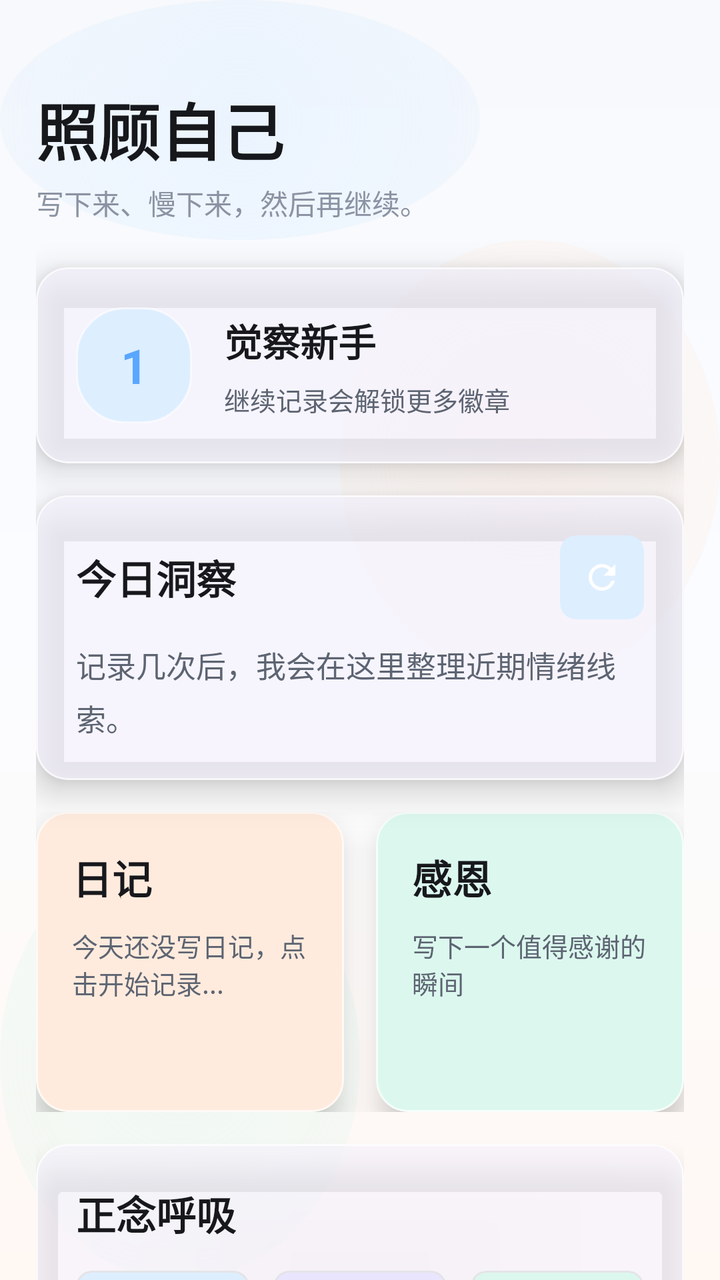
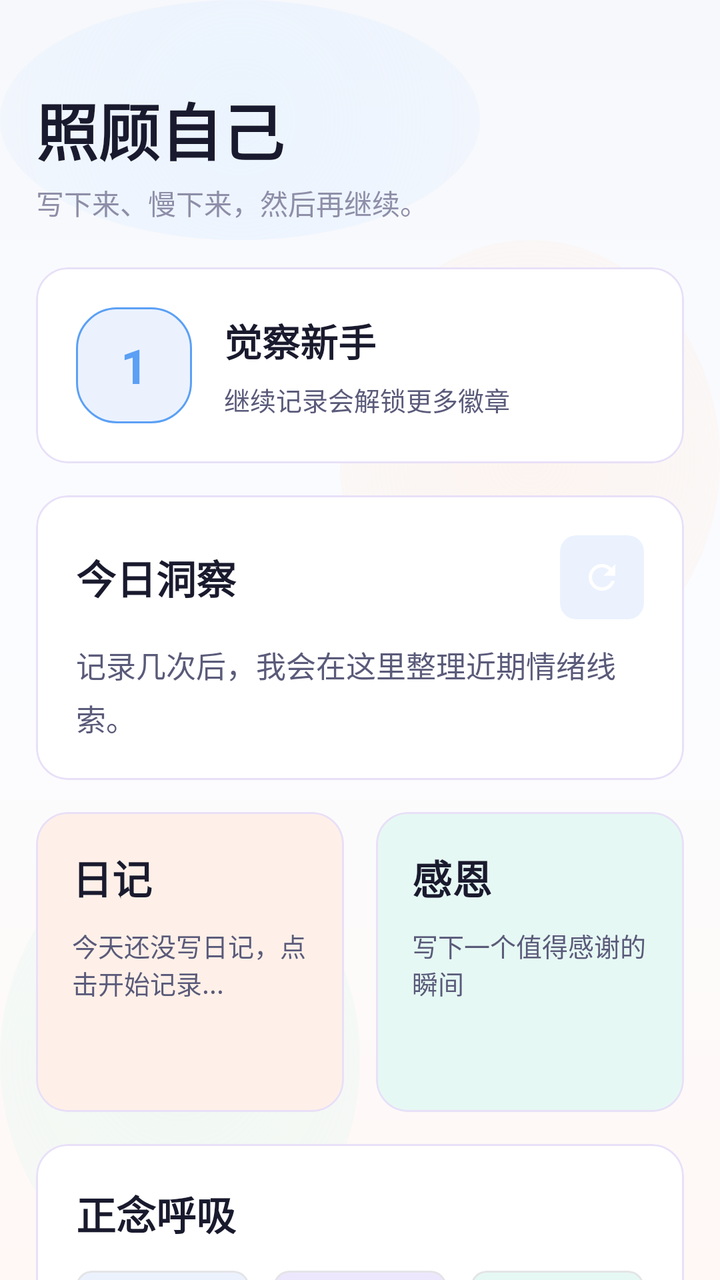

Two renders of the same Android screen: before a commit and after it. Below are the layout's source before the change and the commit's diff.
<!-- AndroidManifest.xml: application theme Theme.EmoScope -->
<!-- res/layout/fragment_workshop.xml -->
<?xml version="1.0" encoding="utf-8"?>
<FrameLayout xmlns:android="http://schemas.android.com/apk/res/android"
    xmlns:app="http://schemas.android.com/apk/res-auto"
    android:layout_width="match_parent"
    android:layout_height="match_parent"
    android:background="@drawable/bg_liquid_canvas">

    <androidx.core.widget.NestedScrollView
        android:layout_width="match_parent"
        android:layout_height="match_parent"
        android:clipToPadding="false"
        android:paddingStart="18dp"
        android:paddingTop="42dp"
        android:paddingEnd="18dp"
        android:paddingBottom="56dp"
        android:scrollbars="none">

        <LinearLayout
            android:layout_width="match_parent"
            android:layout_height="wrap_content"
            android:orientation="vertical">

            <TextView
                android:layout_width="wrap_content"
                android:layout_height="wrap_content"
                android:text="照顾自己"
                android:textColor="@color/glass_ink"
                android:textSize="31sp"
                android:textStyle="bold" />

            <TextView
                android:layout_width="match_parent"
                android:layout_height="wrap_content"
                android:layout_marginTop="4dp"
                android:text="写下来、慢下来，然后再继续。"
                android:textColor="@color/glass_ink_muted"
                android:textSize="14sp" />

            <com.google.android.material.card.MaterialCardView
                android:id="@+id/cvLevel"
                android:layout_width="match_parent"
                android:layout_height="wrap_content"
                android:layout_marginTop="22dp"
                app:cardBackgroundColor="@color/glass_panel"
                app:cardElevation="10dp"
                app:shapeAppearance="?attr/shapeAppearanceLargeComponent"
                app:strokeColor="@color/glass_stroke"
                app:strokeWidth="1dp">

                <LinearLayout
                    android:layout_width="match_parent"
                    android:layout_height="wrap_content"
                    android:gravity="center_vertical"
                    android:orientation="horizontal"
                    android:padding="20dp">

                    <TextView
                        android:id="@+id/tvLevelBadge"
                        android:layout_width="58dp"
                        android:layout_height="58dp"
                        android:background="@drawable/bg_glass_action_blue"
                        android:gravity="center"
                        android:text="1"
                        android:textColor="@color/glass_blue"
                        android:textSize="24sp"
                        android:textStyle="bold" />

                    <LinearLayout
                        android:layout_width="0dp"
                        android:layout_height="wrap_content"
                        android:layout_marginStart="16dp"
                        android:layout_weight="1"
                        android:orientation="vertical">

                        <TextView
                            android:id="@+id/tvLevelName"
                            android:layout_width="wrap_content"
                            android:layout_height="wrap_content"
                            android:text="觉察新手"
                            android:textColor="@color/glass_ink"
                            android:textSize="19sp"
                            android:textStyle="bold" />

                        <TextView
                            android:id="@+id/tvLevelProgress"
                            android:layout_width="match_parent"
                            android:layout_height="wrap_content"
                            android:layout_marginTop="6dp"
                            android:text="继续记录会解锁更多徽章"
                            android:textColor="@color/glass_ink_soft"
                            android:textSize="13sp" />
                    </LinearLayout>
                </LinearLayout>
            </com.google.android.material.card.MaterialCardView>

            <com.google.android.material.card.MaterialCardView
                android:id="@+id/cvAiInsight"
                android:layout_width="match_parent"
                android:layout_height="wrap_content"
                android:layout_marginTop="16dp"
                app:cardBackgroundColor="@color/glass_panel"
                app:cardElevation="10dp"
                app:shapeAppearance="?attr/shapeAppearanceLargeComponent"
                app:strokeColor="@color/glass_stroke"
                app:strokeWidth="1dp">

                <LinearLayout
                    android:layout_width="match_parent"
                    android:layout_height="wrap_content"
                    android:orientation="vertical"
                    android:padding="20dp">

                    <LinearLayout
                        android:layout_width="match_parent"
                        android:layout_height="wrap_content"
                        android:gravity="center_vertical"
                        android:orientation="horizontal">

                        <TextView
                            android:layout_width="0dp"
                            android:layout_height="wrap_content"
                            android:layout_weight="1"
                            android:text="今日洞察"
                            android:textColor="@color/glass_ink"
                            android:textSize="20sp"
                            android:textStyle="bold" />

                        <com.google.android.material.card.MaterialCardView
                            android:id="@+id/btnRefreshInsight"
                            android:layout_width="42dp"
                            android:layout_height="42dp"
                            android:clickable="true"
                            android:focusable="true"
                            app:cardBackgroundColor="@color/glass_blue_soft"
                            app:cardElevation="0dp"
                            app:shapeAppearance="?attr/shapeAppearanceSmallComponent"
                            app:strokeWidth="0dp">

                            <ImageView
                                android:layout_width="match_parent"
                                android:layout_height="match_parent"
                                android:contentDescription="刷新洞察"
                                android:padding="11dp"
                                android:src="@drawable/ic_refresh" />
                        </com.google.android.material.card.MaterialCardView>
                    </LinearLayout>

                    <TextView
                        android:id="@+id/tvAiInsight"
                        android:layout_width="match_parent"
                        android:layout_height="wrap_content"
                        android:layout_marginTop="12dp"
                        android:lineSpacingExtra="5dp"
                        android:text="记录几次后，我会在这里整理近期情绪线索。"
                        android:textColor="@color/glass_ink_soft"
                        android:textSize="15sp" />
                </LinearLayout>
            </com.google.android.material.card.MaterialCardView>

            <LinearLayout
                android:layout_width="match_parent"
                android:layout_height="wrap_content"
                android:layout_marginTop="16dp"
                android:baselineAligned="false"
                android:orientation="horizontal">

                <com.google.android.material.card.MaterialCardView
                    android:id="@+id/btnWriteJournal"
                    android:layout_width="0dp"
                    android:layout_height="150dp"
                    android:layout_marginEnd="8dp"
                    android:layout_weight="1"
                    android:clickable="true"
                    android:focusable="true"
                    app:cardBackgroundColor="@color/glass_peach_soft"
                    app:cardElevation="8dp"
                    app:shapeAppearance="?attr/shapeAppearanceLargeComponent"
                    app:strokeColor="@color/glass_stroke"
                    app:strokeWidth="1dp">

                    <LinearLayout
                        android:layout_width="match_parent"
                        android:layout_height="match_parent"
                        android:orientation="vertical"
                        android:padding="18dp">

                        <TextView
                            android:layout_width="wrap_content"
                            android:layout_height="wrap_content"
                            android:text="日记"
                            android:textColor="@color/glass_ink"
                            android:textSize="20sp"
                            android:textStyle="bold" />

                        <TextView
                            android:id="@+id/tvJournalPreview"
                            android:layout_width="match_parent"
                            android:layout_height="0dp"
                            android:layout_marginTop="10dp"
                            android:layout_weight="1"
                            android:ellipsize="end"
                            android:maxLines="3"
                            android:text="今天还没写日记，点击开始记录..."
                            android:textColor="@color/glass_ink_soft"
                            android:textSize="13sp" />
                    </LinearLayout>
                </com.google.android.material.card.MaterialCardView>

                <com.google.android.material.card.MaterialCardView
                    android:id="@+id/btnEditGratitude"
                    android:layout_width="0dp"
                    android:layout_height="150dp"
                    android:layout_marginStart="8dp"
                    android:layout_weight="1"
                    android:clickable="true"
                    android:focusable="true"
                    app:cardBackgroundColor="@color/glass_mint_soft"
                    app:cardElevation="8dp"
                    app:shapeAppearance="?attr/shapeAppearanceLargeComponent"
                    app:strokeColor="@color/glass_stroke"
                    app:strokeWidth="1dp">

                    <LinearLayout
                        android:layout_width="match_parent"
                        android:layout_height="match_parent"
                        android:orientation="vertical"
                        android:padding="18dp">

                        <TextView
                            android:layout_width="wrap_content"
                            android:layout_height="wrap_content"
                            android:text="感恩"
                            android:textColor="@color/glass_ink"
                            android:textSize="20sp"
                            android:textStyle="bold" />

                        <TextView
                            android:id="@+id/tvGratitudeContent"
                            android:layout_width="match_parent"
                            android:layout_height="0dp"
                            android:layout_marginTop="10dp"
                            android:layout_weight="1"
                            android:ellipsize="end"
                            android:maxLines="3"
                            android:text="写下一个值得感谢的瞬间"
                            android:textColor="@color/glass_ink_soft"
                            android:textSize="13sp" />
                    </LinearLayout>
                </com.google.android.material.card.MaterialCardView>
            </LinearLayout>

            <com.google.android.material.card.MaterialCardView
                android:layout_width="match_parent"
                android:layout_height="wrap_content"
                android:layout_marginTop="16dp"
                app:cardBackgroundColor="@color/glass_panel"
                app:cardElevation="8dp"
                app:shapeAppearance="?attr/shapeAppearanceLargeComponent"
                app:strokeColor="@color/glass_stroke"
                app:strokeWidth="1dp">

                <LinearLayout
                    android:layout_width="match_parent"
                    android:layout_height="wrap_content"
                    android:orientation="vertical"
                    android:padding="20dp">

                    <TextView
                        android:layout_width="wrap_content"
                        android:layout_height="wrap_content"
                        android:text="正念呼吸"
                        android:textColor="@color/glass_ink"
                        android:textSize="20sp"
                        android:textStyle="bold" />

                    <LinearLayout
                        android:layout_width="match_parent"
                        android:layout_height="54dp"
                        android:layout_marginTop="14dp"
                        android:orientation="horizontal">

                        <com.google.android.material.card.MaterialCardView
                            android:id="@+id/btnMeditate3"
                            android:layout_width="0dp"
                            android:layout_height="match_parent"
                            android:layout_marginEnd="6dp"
                            android:layout_weight="1"
                            android:clickable="true"
                            android:focusable="true"
                            app:cardBackgroundColor="@color/glass_blue_soft"
                            app:cardElevation="0dp"
                            app:shapeAppearance="?attr/shapeAppearanceSmallComponent">

                            <TextView
                                android:layout_width="match_parent"
                                android:layout_height="match_parent"
                                android:gravity="center"
                                android:text="3 分钟"
                                android:textColor="@color/glass_ink"
                                android:textSize="14sp"
                                android:textStyle="bold" />
                        </com.google.android.material.card.MaterialCardView>

                        <com.google.android.material.card.MaterialCardView
                            android:id="@+id/btnMeditate5"
                            android:layout_width="0dp"
                            android:layout_height="match_parent"
                            android:layout_marginHorizontal="6dp"
                            android:layout_weight="1"
                            android:clickable="true"
                            android:focusable="true"
                            app:cardBackgroundColor="@color/glass_violet_soft"
                            app:cardElevation="0dp"
                            app:shapeAppearance="?attr/shapeAppearanceSmallComponent">

                            <TextView
                                android:layout_width="match_parent"
                                android:layout_height="match_parent"
                                android:gravity="center"
                                android:text="5 分钟"
                                android:textColor="@color/glass_ink"
                                android:textSize="14sp"
                                android:textStyle="bold" />
                        </com.google.android.material.card.MaterialCardView>

                        <com.google.android.material.card.MaterialCardView
                            android:id="@+id/btnMeditate10"
                            android:layout_width="0dp"
                            android:layout_height="match_parent"
                            android:layout_marginStart="6dp"
                            android:layout_weight="1"
                            android:clickable="true"
                            android:focusable="true"
                            app:cardBackgroundColor="@color/glass_mint_soft"
                            app:cardElevation="0dp"
                            app:shapeAppearance="?attr/shapeAppearanceSmallComponent">

                            <TextView
                                android:layout_width="match_parent"
                                android:layout_height="match_parent"
                                android:gravity="center"
                                android:text="10 分钟"
                                android:textColor="@color/glass_ink"
                                android:textSize="14sp"
                                android:textStyle="bold" />
                        </com.google.android.material.card.MaterialCardView>
                    </LinearLayout>
                </LinearLayout>
            </com.google.android.material.card.MaterialCardView>

            <com.google.android.material.card.MaterialCardView
                android:id="@+id/cvWeeklyReport"
                android:layout_width="match_parent"
                android:layout_height="wrap_content"
                android:layout_marginTop="16dp"
                app:cardBackgroundColor="@color/glass_panel"
                app:cardElevation="8dp"
                app:shapeAppearance="?attr/shapeAppearanceLargeComponent"
                app:strokeColor="@color/glass_stroke"
                app:strokeWidth="1dp">

                <LinearLayout
                    android:layout_width="match_parent"
                    android:layout_height="wrap_content"
                    android:orientation="vertical"
                    android:padding="20dp">

                    <TextView
                        android:layout_width="wrap_content"
                        android:layout_height="wrap_content"
                        android:text="本周回顾"
                        android:textColor="@color/glass_ink"
                        android:textSize="20sp"
                        android:textStyle="bold" />

                    <TextView
                        android:id="@+id/tvReportHint"
                        android:layout_width="match_parent"
                        android:layout_height="wrap_content"
                        android:layout_marginTop="8dp"
                        android:text="生成一份温和的周报，看看最近发生了什么。"
                        android:textColor="@color/glass_ink_soft"
                        android:textSize="14sp" />

                    <com.google.android.material.card.MaterialCardView
                        android:id="@+id/btnGenerateReport"
                        android:layout_width="match_parent"
                        android:layout_height="50dp"
                        android:layout_marginTop="14dp"
                        android:clickable="true"
                        android:focusable="true"
                        app:cardBackgroundColor="@color/glass_ink"
                        app:cardElevation="0dp"
                        app:shapeAppearance="?attr/shapeAppearanceMediumComponent">

                        <TextView
                            android:layout_width="match_parent"
                            android:layout_height="match_parent"
                            android:gravity="center"
                            android:text="生成周报"
                            android:textColor="#FFFFFF"
                            android:textSize="15sp"
                            android:textStyle="bold" />
                    </com.google.android.material.card.MaterialCardView>
                </LinearLayout>
            </com.google.android.material.card.MaterialCardView>

            <com.google.android.material.card.MaterialCardView
                android:layout_width="match_parent"
                android:layout_height="wrap_content"
                android:layout_marginTop="16dp"
                app:cardBackgroundColor="@color/glass_panel"
                app:cardElevation="8dp"
                app:shapeAppearance="?attr/shapeAppearanceLargeComponent"
                app:strokeColor="@color/glass_stroke"
                app:strokeWidth="1dp">

                <LinearLayout
                    android:layout_width="match_parent"
                    android:layout_height="wrap_content"
                    android:orientation="vertical"
                    android:padding="20dp">

                    <TextView
                        android:id="@+id/tvBadgeSummary"
                        android:layout_width="match_parent"
                        android:layout_height="wrap_content"
                        android:text="徽章会在持续记录后出现"
                        android:textColor="@color/glass_ink"
                        android:textSize="17sp"
                        android:textStyle="bold" />

                    <LinearLayout
                        android:id="@+id/llBadges"
                        android:layout_width="match_parent"
                        android:layout_height="wrap_content"
                        android:layout_marginTop="12dp"
                        android:orientation="vertical" />
                </LinearLayout>
            </com.google.android.material.card.MaterialCardView>

            <com.google.android.material.card.MaterialCardView
                android:id="@+id/btnOpenFaceCamera"
                android:layout_width="match_parent"
                android:layout_height="54dp"
                android:layout_marginTop="16dp"
                android:clickable="true"
                android:focusable="true"
                app:cardBackgroundColor="@color/glass_panel"
                app:cardElevation="6dp"
                app:shapeAppearance="?attr/shapeAppearanceMediumComponent"
                app:strokeColor="@color/glass_stroke"
                app:strokeWidth="1dp">

                <TextView
                    android:layout_width="match_parent"
                    android:layout_height="match_parent"
                    android:gravity="center"
                    android:text="打开面容分析"
                    android:textColor="@color/glass_ink"
                    android:textSize="15sp"
                    android:textStyle="bold" />
            </com.google.android.material.card.MaterialCardView>
        </LinearLayout>
    </androidx.core.widget.NestedScrollView>

    <com.example.emoscope.ConfettiView
        android:id="@+id/confettiView"
        android:layout_width="match_parent"
        android:layout_height="match_parent"
        android:visibility="gone" />
</FrameLayout>
<!-- resources referenced by this layout -->
<resources>
  <color name="glass_blue">#5AA7FF</color>
  <color name="glass_blue_soft">#DDEEFF</color>
  <color name="glass_ink">#17181C</color>
  <color name="glass_ink_muted">#8B93A3</color>
  <color name="glass_ink_soft">#5D6472</color>
  <color name="glass_mint_soft">#DCF8EE</color>
  <color name="glass_panel">#CCFFFFFF</color>
  <color name="glass_peach_soft">#FFEBDD</color>
  <color name="glass_stroke">#B8FFFFFF</color>
  <color name="glass_violet_soft">#E9E5FF</color>
  <!-- drawable bg_glass_action_blue (drawable) -->
  <?xml version="1.0" encoding="utf-8"?>
  <shape xmlns:android="http://schemas.android.com/apk/res/android">
      <solid android:color="@color/glass_blue_soft" />
      <stroke android:width="1dp" android:color="#99FFFFFF" />
      <corners android:radius="24dp" />
  </shape>
  <style name="Theme.EmoScope" parent="Base.Theme.EmoScope" />
  <color name="glass_canvas">#F7F9FC</color>
  <color name="glass_canvas_warm">#FFF8F3</color>
  <color name="md_theme_light_primary">#B794F4</color>
  <color name="md_theme_light_onPrimary">#FFFFFF</color>
  <color name="md_theme_light_primaryContainer">#F3F0FF</color>
  <color name="md_theme_light_onPrimaryContainer">#5B21B6</color>
  <color name="md_theme_light_secondary">#64748B</color>
  <color name="md_theme_light_onSecondary">#FFFFFF</color>
  <color name="md_theme_light_secondaryContainer">#F1F5F9</color>
  <color name="md_theme_light_onSecondaryContainer">#334155</color>
  <color name="md_theme_light_tertiary">#0EA5E9</color>
  <color name="md_theme_light_onTertiary">#FFFFFF</color>
  <color name="md_theme_light_tertiaryContainer">#E0F2FE</color>
  <color name="md_theme_light_onTertiaryContainer">#0C4A6E</color>
  <color name="md_theme_light_error">#EF4444</color>
  <color name="md_theme_light_onError">#FFFFFF</color>
  <color name="md_theme_light_errorContainer">#FEE2E2</color>
  <color name="md_theme_light_onErrorContainer">#991B1B</color>
  <color name="md_theme_light_background">#FAFAFA</color>
  <color name="md_theme_light_onBackground">#18181B</color>
  <color name="md_theme_light_surface">#FFFFFF</color>
  <color name="md_theme_light_onSurface">#18181B</color>
  <color name="md_theme_light_surfaceVariant">#F4F4F5</color>
  <color name="md_theme_light_onSurfaceVariant">#71717A</color>
  <color name="md_theme_light_surfaceContainerLowest">#FFFFFF</color>
  <color name="md_theme_light_surfaceContainerLow">#F8F8FA</color>
  <color name="md_theme_light_surfaceContainer">#F4F4F5</color>
  <color name="md_theme_light_surfaceContainerHigh">#EEEEF0</color>
  <color name="md_theme_light_surfaceContainerHighest">#E8E8EB</color>
  <color name="md_theme_light_outline">#D4D4D8</color>
  <color name="md_theme_light_outlineVariant">#E4E4E7</color>
  <color name="md_theme_light_inverseSurface">#18181B</color>
  <color name="md_theme_light_inverseOnSurface">#FAFAFA</color>
  <color name="md_theme_light_inversePrimary">#C4B5FD</color>
  <style name="ShapeAppearance.EmoScope.Small" parent="ShapeAppearance.Material3.SmallComponent">
          <item name="cornerFamily">rounded</item>
          <item name="cornerSize">8dp</item>
      </style>
  <style name="ShapeAppearance.EmoScope.Medium" parent="ShapeAppearance.Material3.MediumComponent">
          <item name="cornerFamily">rounded</item>
          <item name="cornerSize">12dp</item>
      </style>
  <style name="ShapeAppearance.EmoScope.Large" parent="ShapeAppearance.Material3.LargeComponent">
          <item name="cornerFamily">rounded</item>
          <item name="cornerSize">16dp</item>
      </style>
  <style name="Widget.EmoScope.BottomNav" parent="Widget.Material3.BottomNavigationView">
          <item name="materialThemeOverlay">@style/ThemeOverlay.EmoScope.BottomNav</item>
      </style>
  <style name="ThemeOverlay.EmoScope.BottomNav" parent="">
          <item name="colorSurface">@color/md_theme_light_surface</item>
          <item name="android:elevation">0dp</item>
      </style>
  <!-- unchanged entries left out for length: 3 -->
</resources>

<!-- the commit's change to res/layout/fragment_workshop.xml (unified diff, before → after) -->
@@ -42,7 +42,7 @@
                 android:layout_height="wrap_content"
                 android:layout_marginTop="22dp"
                 app:cardBackgroundColor="@color/glass_panel"
-                app:cardElevation="10dp"
+                app:cardElevation="0dp"
                 app:shapeAppearance="?attr/shapeAppearanceLargeComponent"
                 app:strokeColor="@color/glass_stroke"
                 app:strokeWidth="1dp">
@@ -99,7 +99,7 @@
                 android:layout_height="wrap_content"
                 android:layout_marginTop="16dp"
                 app:cardBackgroundColor="@color/glass_panel"
-                app:cardElevation="10dp"
+                app:cardElevation="0dp"
                 app:shapeAppearance="?attr/shapeAppearanceLargeComponent"
                 app:strokeColor="@color/glass_stroke"
                 app:strokeWidth="1dp">
@@ -173,7 +173,7 @@
                     android:clickable="true"
                     android:focusable="true"
                     app:cardBackgroundColor="@color/glass_peach_soft"
-                    app:cardElevation="8dp"
+                    app:cardElevation="0dp"
                     app:shapeAppearance="?attr/shapeAppearanceLargeComponent"
                     app:strokeColor="@color/glass_stroke"
                     app:strokeWidth="1dp">
@@ -215,7 +215,7 @@
                     android:clickable="true"
                     android:focusable="true"
                     app:cardBackgroundColor="@color/glass_mint_soft"
-                    app:cardElevation="8dp"
+                    app:cardElevation="0dp"
                     app:shapeAppearance="?attr/shapeAppearanceLargeComponent"
                     app:strokeColor="@color/glass_stroke"
                     app:strokeWidth="1dp">
@@ -254,7 +254,7 @@
                 android:layout_height="wrap_content"
                 android:layout_marginTop="16dp"
                 app:cardBackgroundColor="@color/glass_panel"
-                app:cardElevation="8dp"
+                app:cardElevation="0dp"
                 app:shapeAppearance="?attr/shapeAppearanceLargeComponent"
                 app:strokeColor="@color/glass_stroke"
                 app:strokeWidth="1dp">
@@ -354,7 +354,7 @@
                 android:layout_height="wrap_content"
                 android:layout_marginTop="16dp"
                 app:cardBackgroundColor="@color/glass_panel"
-                app:cardElevation="8dp"
+                app:cardElevation="0dp"
                 app:shapeAppearance="?attr/shapeAppearanceLargeComponent"
                 app:strokeColor="@color/glass_stroke"
                 app:strokeWidth="1dp">
@@ -410,7 +410,7 @@
                 android:layout_height="wrap_content"
                 android:layout_marginTop="16dp"
                 app:cardBackgroundColor="@color/glass_panel"
-                app:cardElevation="8dp"
+                app:cardElevation="0dp"
                 app:shapeAppearance="?attr/shapeAppearanceLargeComponent"
                 app:strokeColor="@color/glass_stroke"
                 app:strokeWidth="1dp">
@@ -447,7 +447,7 @@
                 android:clickable="true"
                 android:focusable="true"
                 app:cardBackgroundColor="@color/glass_panel"
-                app:cardElevation="6dp"
+                app:cardElevation="0dp"
                 app:shapeAppearance="?attr/shapeAppearanceMediumComponent"
                 app:strokeColor="@color/glass_stroke"
                 app:strokeWidth="1dp">
<!-- resource entries referenced after the edit -->
@@ -1,25 +1,25 @@
 <!-- resources referenced by this layout -->
 <resources>
-  <color name="glass_blue">#5AA7FF</color>
-  <color name="glass_blue_soft">#DDEEFF</color>
-  <color name="glass_ink">#17181C</color>
-  <color name="glass_ink_muted">#8B93A3</color>
-  <color name="glass_ink_soft">#5D6472</color>
-  <color name="glass_mint_soft">#DCF8EE</color>
-  <color name="glass_panel">#CCFFFFFF</color>
-  <color name="glass_peach_soft">#FFEBDD</color>
-  <color name="glass_stroke">#B8FFFFFF</color>
-  <color name="glass_violet_soft">#E9E5FF</color>
+  <color name="glass_blue">#5BA0F5</color>
+  <color name="glass_blue_soft">#EBF2FE</color>
+  <color name="glass_ink">#1A1A2E</color>
+  <color name="glass_ink_muted">#8E8EA8</color>
+  <color name="glass_ink_soft">#5A5A7A</color>
+  <color name="glass_mint_soft">#E6F8F3</color>
+  <color name="glass_panel">#FFFFFF</color>
+  <color name="glass_peach_soft">#FEF0E8</color>
+  <color name="glass_stroke">#E8E0F8</color>
+  <color name="glass_violet_soft">#EDE7FD</color>
   <!-- drawable bg_glass_action_blue (drawable) -->
   <?xml version="1.0" encoding="utf-8"?>
   <shape xmlns:android="http://schemas.android.com/apk/res/android">
       <solid android:color="@color/glass_blue_soft" />
-      <stroke android:width="1dp" android:color="#99FFFFFF" />
-      <corners android:radius="24dp" />
+      <stroke android:width="1dp" android:color="@color/glass_blue" />
+      <corners android:radius="20dp" />
   </shape>
   <style name="Theme.EmoScope" parent="Base.Theme.EmoScope" />
-  <color name="glass_canvas">#F7F9FC</color>
-  <color name="glass_canvas_warm">#FFF8F3</color>
+  <color name="glass_canvas">#F7F8FC</color>
+  <color name="glass_canvas_warm">#FFF8F5</color>
   <color name="md_theme_light_primary">#B794F4</color>
   <color name="md_theme_light_onPrimary">#FFFFFF</color>
   <color name="md_theme_light_primaryContainer">#F3F0FF</color>
